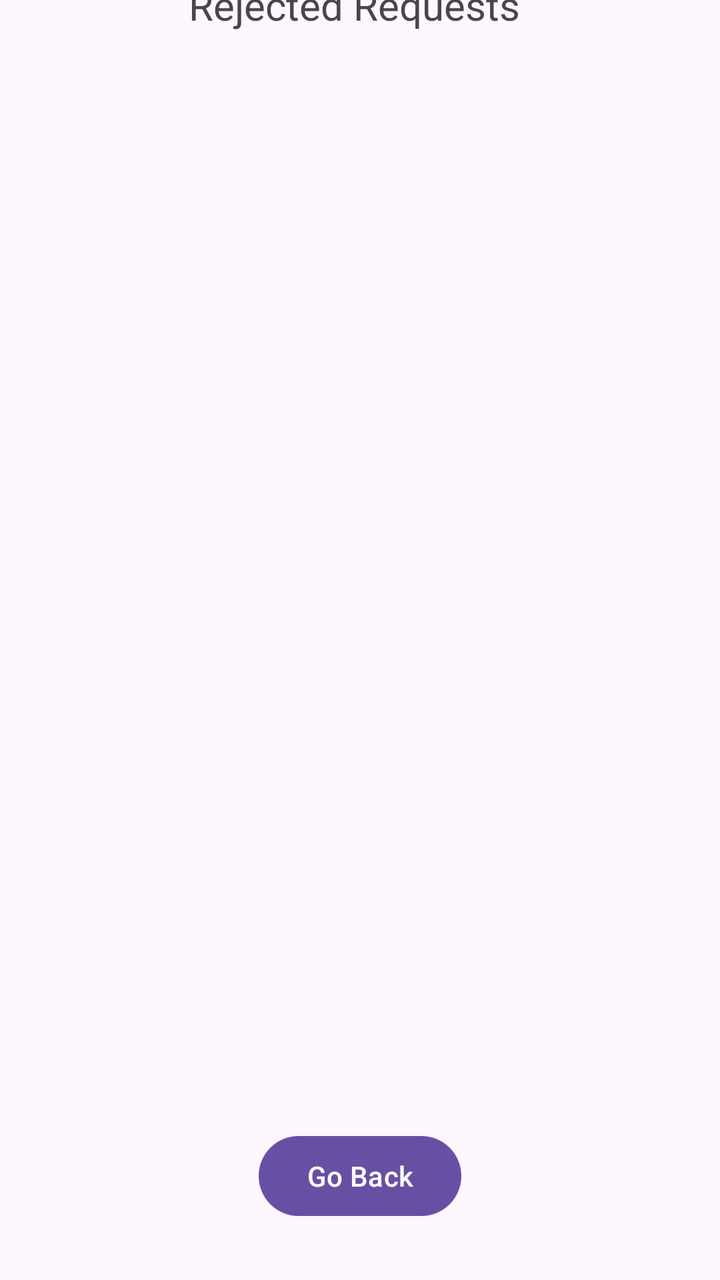
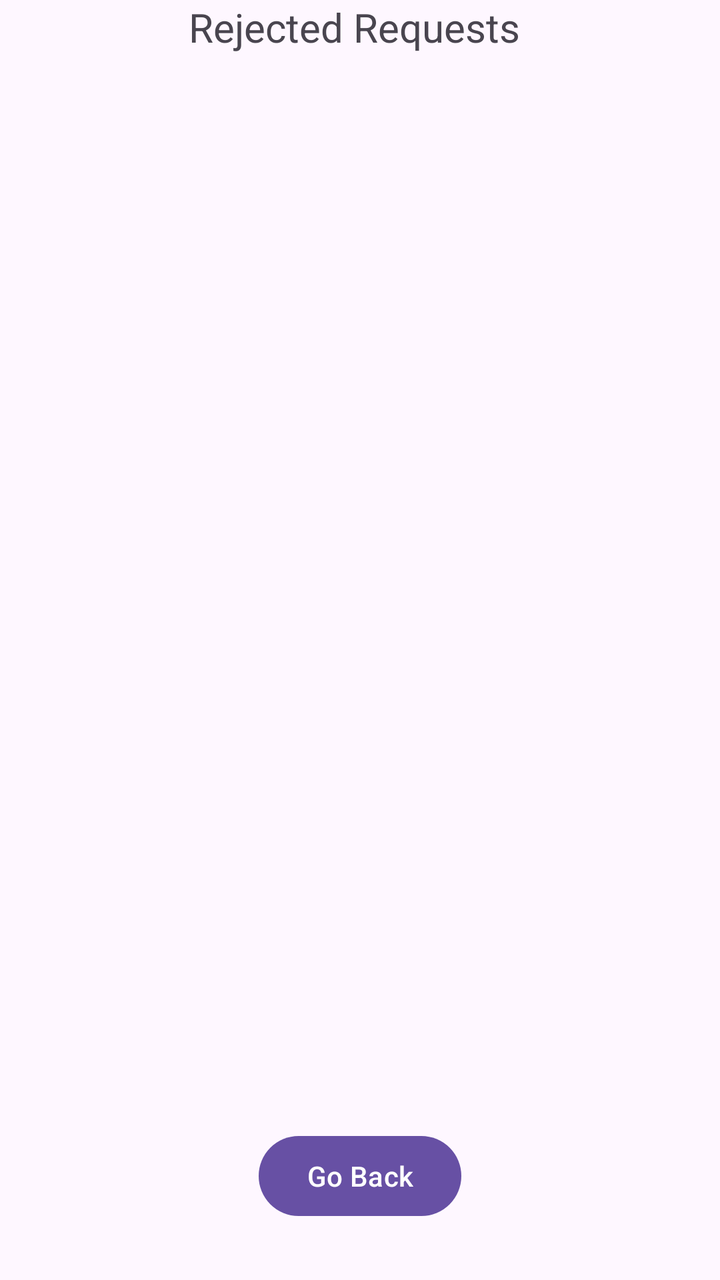

An Android layout rendered at two revisions. The XML below is the earlier revision; the diff shows what the commit changed to produce the second picture.
<!-- AndroidManifest.xml: application theme Theme.Project_Group_17 -->
<!-- res/layout/rejected_requests.xml -->
<?xml version="1.0" encoding="utf-8"?>
<androidx.constraintlayout.widget.ConstraintLayout xmlns:android="http://schemas.android.com/apk/res/android"
    xmlns:app="http://schemas.android.com/apk/res-auto"
    xmlns:tools="http://schemas.android.com/tools"
    android:layout_width="match_parent"
    android:layout_height="match_parent">

    <ListView
        android:id="@+id/listView"
        android:layout_width="412dp"
        android:layout_height="510dp"
        android:layout_marginBottom="44dp"
        app:layout_constraintBottom_toTopOf="@+id/seependingBtn"
        app:layout_constraintEnd_toEndOf="parent"
        app:layout_constraintStart_toStartOf="parent" />

    <Button
        android:id="@+id/seependingBtn"
        android:layout_width="wrap_content"
        android:layout_height="wrap_content"
        android:layout_marginBottom="28dp"
        android:text="Go Back"
        app:layout_constraintBottom_toBottomOf="parent"
        app:layout_constraintEnd_toEndOf="parent"
        app:layout_constraintStart_toStartOf="parent" />

    <TextView
        android:id="@+id/textView2"
        android:layout_width="185dp"
        android:layout_height="32dp"
        android:text="Rejected Requests"
        android:textSize="20sp"
        app:layout_constraintBottom_toTopOf="@+id/listView"
        app:layout_constraintEnd_toEndOf="parent"
        app:layout_constraintHorizontal_bias="0.539"
        app:layout_constraintStart_toStartOf="parent"
        app:layout_constraintTop_toTopOf="parent"
        app:layout_constraintVertical_bias="0.518" />

</androidx.constraintlayout.widget.ConstraintLayout>
<!-- resources referenced by this layout -->
<resources>
  <style name="Theme.Project_Group_17" parent="Base.Theme.Project_Group_17" />
  <style name="Base.Theme.Project_Group_17" parent="Theme.Material3.DayNight.NoActionBar">
          
          
      </style>
</resources>

<!-- the commit's change to res/layout/rejected_requests.xml (unified diff, before → after) -->
@@ -7,12 +7,18 @@
 
     <ListView
         android:id="@+id/listView"
-        android:layout_width="412dp"
-        android:layout_height="510dp"
-        android:layout_marginBottom="44dp"
+        android:layout_width="0dp"
+        android:layout_height="0dp"
+        android:layout_marginBottom="16dp"
         app:layout_constraintBottom_toTopOf="@+id/seependingBtn"
+        app:layout_constraintTop_toBottomOf="@+id/textView2"
         app:layout_constraintEnd_toEndOf="parent"
-        app:layout_constraintStart_toStartOf="parent" />
+        app:layout_constraintStart_toStartOf="parent"
+        android:scrollbars="vertical"
+        android:fadeScrollbars="false"
+        android:scrollbarThumbVertical="@android:color/darker_gray"
+        android:scrollbarSize="6dp"
+        android:smoothScrollbar="true"/>
 
     <Button
         android:id="@+id/seependingBtn"
